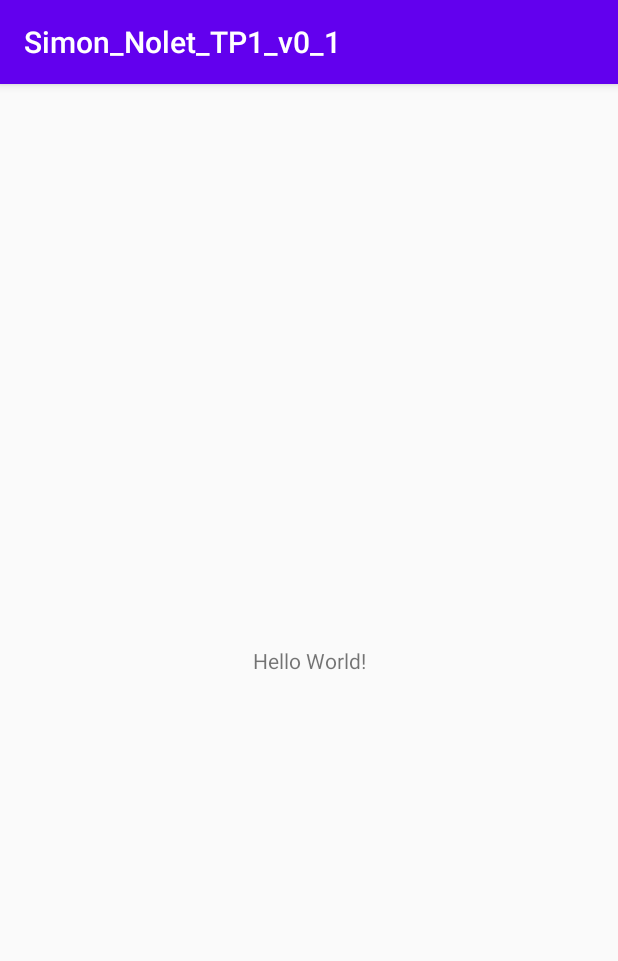
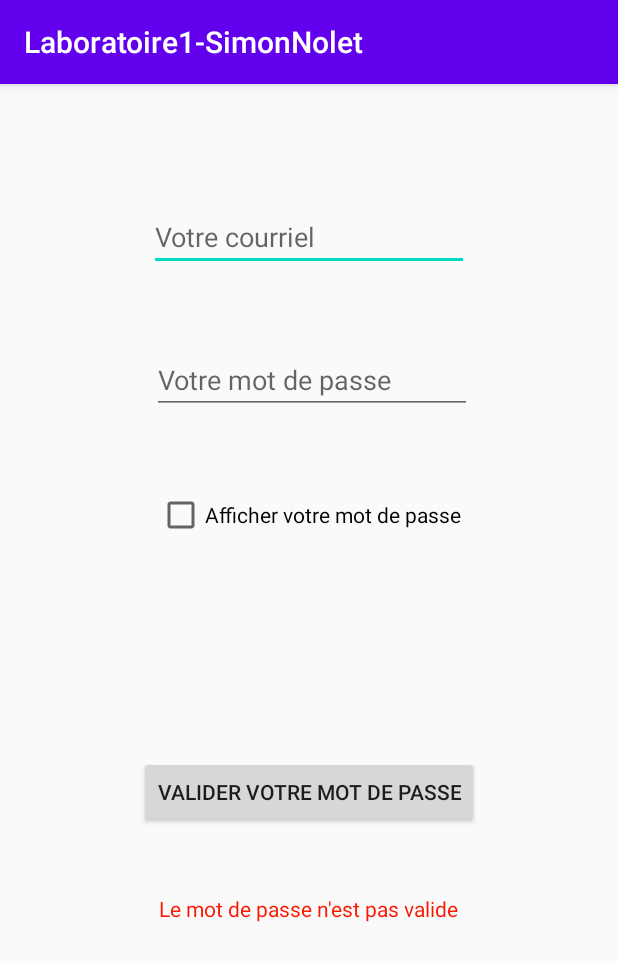
Before and after one commit to rastanolet/ApplicationMobile, an Android app: the screen it shows after launch (MainActivity), on a phone screen of 412 x 824 dp. Shown: the top 961 px of the screen. Run offline under Robolectric (Android 15) with nearby library versions, the phone set to English and light mode, and no system bars.

Commit message:
interface utilisateur terminer sans fonctionnalite

```diff
--- a/app/src/main/res/layout/activity_main.xml
+++ b/app/src/main/res/layout/activity_main.xml
@@ -6,13 +6,64 @@
     android:layout_height="match_parent"
     tools:context=".MainActivity">
 
-    <TextView
+
+    <EditText
+        android:id="@+id/et_courriel"
         android:layout_width="wrap_content"
         android:layout_height="wrap_content"
-        android:text="Hello World!"
-        app:layout_constraintBottom_toBottomOf="parent"
-        app:layout_constraintLeft_toLeftOf="parent"
-        app:layout_constraintRight_toRightOf="parent"
+        android:layout_marginTop="79dp"
+        android:ems="10"
+        android:hint="@string/et_courriel"
+        android:inputType="textEmailAddress"
+        app:layout_constraintEnd_toEndOf="parent"
+        app:layout_constraintStart_toStartOf="parent"
         app:layout_constraintTop_toTopOf="parent" />
 
+    <EditText
+        android:id="@+id/et_password"
+        android:layout_width="wrap_content"
+        android:layout_height="wrap_content"
+        android:layout_marginStart="2dp"
+        android:layout_marginLeft="2dp"
+        android:layout_marginTop="50dp"
+        android:ems="10"
+        android:hint="@string/et_password"
+        android:inputType="textPassword"
+        app:layout_constraintStart_toStartOf="@+id/et_courriel"
+        app:layout_constraintTop_toBottomOf="@+id/et_courriel" />
+
+    <CheckBox
+        android:id="@+id/chk_password"
+        android:layout_width="wrap_content"
+        android:layout_height="wrap_content"
+        android:layout_marginTop="51dp"
+        android:text="@string/chk_password"
+        app:layout_constraintEnd_toEndOf="parent"
+        app:layout_constraintStart_toStartOf="parent"
+        app:layout_constraintTop_toBottomOf="@+id/et_password" />
+
+    <Button
+        android:id="@+id/btn_valider"
+        android:layout_width="wrap_content"
+        android:layout_height="wrap_content"
+        android:layout_marginTop="255dp"
+        android:layout_marginBottom="254dp"
+        android:text="@string/btn_valider"
+        app:layout_constraintBottom_toBottomOf="parent"
+        app:layout_constraintEnd_toEndOf="parent"
+        app:layout_constraintStart_toStartOf="parent"
+        app:layout_constraintTop_toTopOf="@+id/et_password" />
+
+    <TextView
+        android:id="@+id/tv_valider"
+        android:layout_width="wrap_content"
+        android:layout_height="wrap_content"
+        android:layout_marginTop="44dp"
+        android:text="@string/tv_nonvalide"
+        android:textColor="@color/colorErreur"
+        app:layout_constraintEnd_toEndOf="parent"
+        app:layout_constraintStart_toStartOf="parent"
+        app:layout_constraintTop_toBottomOf="@+id/btn_valider" />
+
+
 </androidx.constraintlayout.widget.ConstraintLayout>
--- a/app/src/main/res/values/colors.xml
+++ b/app/src/main/res/values/colors.xml
@@ -3,4 +3,7 @@
     <color name="colorPrimary">#6200EE</color>
     <color name="colorPrimaryDark">#3700B3</color>
     <color name="colorAccent">#03DAC5</color>
+
+    <color name="colorErreur">#FA1800</color>
+    <color name="colorValide">#30DB00</color>
 </resources>
--- a/app/src/main/res/values/strings.xml
+++ b/app/src/main/res/values/strings.xml
@@ -1,3 +1,9 @@
 <resources>
-    <string name="app_name">Simon_Nolet_TP1_v0_1</string>
+    <string name="app_name">Laboratoire1-SimonNolet</string>
+    <string name="et_courriel">Votre courriel</string>
+    <string name="et_password">Votre mot de passe</string>
+    <string name="chk_password">Afficher votre mot de passe</string>
+    <string name="btn_valider">Valider votre mot de passe</string>
+    <string name="tv_nonvalide">Le mot de passe n\'est pas valide</string>
+    <string name="tv_valide">Le mot de passe est valide</string>
 </resources>
```
Also changed, not shown: 1 other file.
